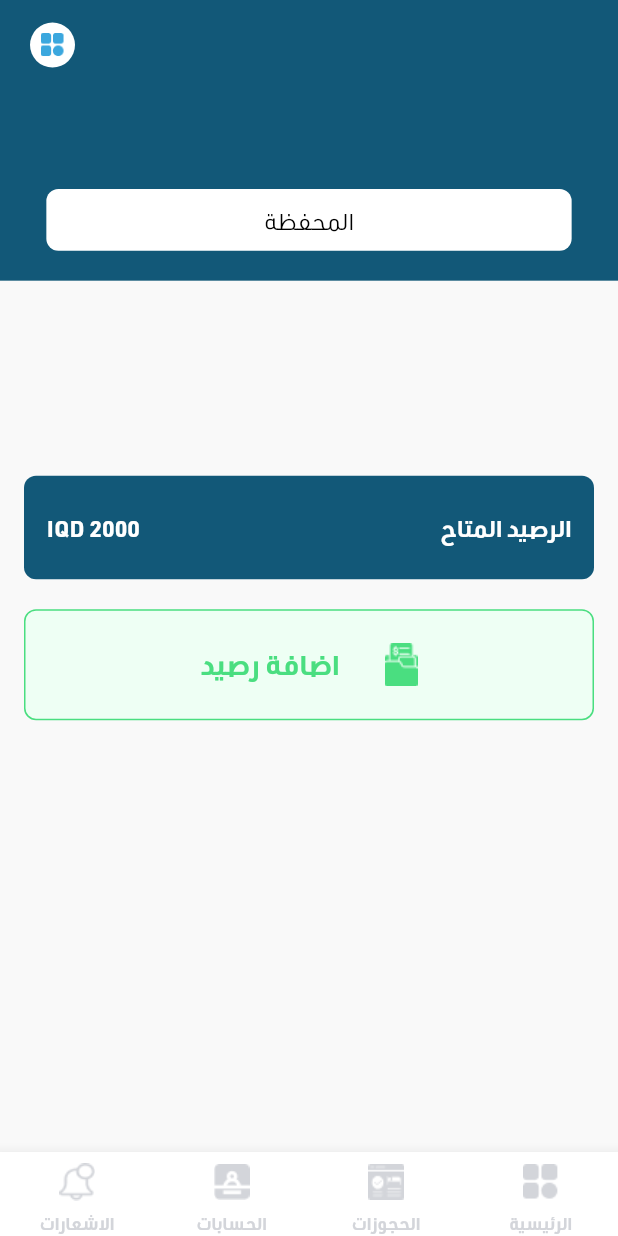
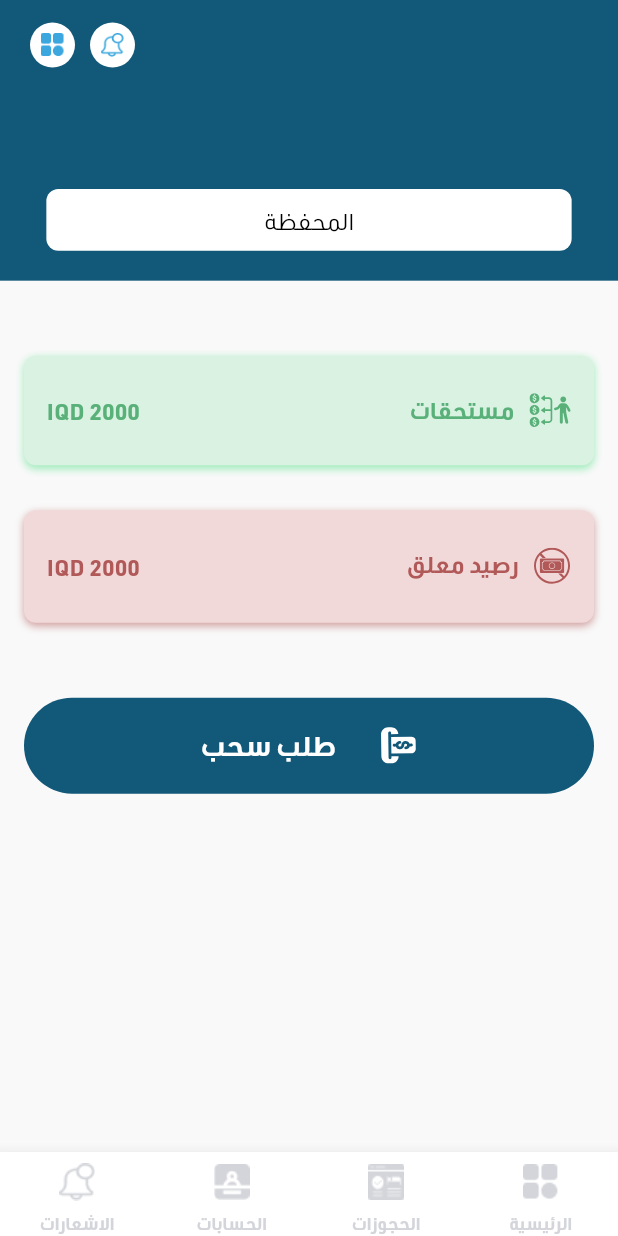
Before and after one commit to sleem2012/captian_irag, a Flutter app: the MainNavPages screen opened directly, after a tap on "المحفظة", on a phone screen of 412 x 824 dp. Run offline on Flutter 3.47's test engine with Material 3 defaults, Android fonts, the phone set to English and light mode, and no system bars; drawn by our look-alikes of animated_bottom_navigation_bar, extended_image; our stand-ins replace args, awesome_dialog, azlistview, cached_network_image, carousel_slider, connectivity_plus and 21 more; missing offline and left inert: cached_network_svg_image, syncfusion_flutter_core; accounts and stored records are empty; generated files the repository leaves out were written again; network calls fail; statements that could not run were skipped; project files that could hold a hidden picture were left out.

Commit message:
add home and wallet and calender

```diff
--- a/lib/shared/custom_header.dart
+++ b/lib/shared/custom_header.dart
@@ -12,7 +12,7 @@ import 'constants.dart';
 class CustomHeader extends StatelessWidget implements PreferredSizeWidget {
   const CustomHeader({
     super.key,
-    this.showNotification = false,
+    this.showNotification = true,
     this.showClientName = false,
     this.showClientImage = false,
     this.showTitle = false,
--- a/lib/shared/widgets/custom_button.dart
+++ b/lib/shared/widgets/custom_button.dart
@@ -17,13 +17,13 @@ class KButton extends StatelessWidget {
       this.isFlat = false,
       this.iconPath,
       this.textColor,
-      this.borderColor});
+      this.borderColor, this.bordrerRadius});
 
   final String title;
   final bool? isLoading;
   final Color? kFillColor;
   final Function() onPressed;
-  final double? width, hieght;
+  final double? width, hieght,bordrerRadius;
   final String? iconPath;
   final bool isFlat;
   final Color? textColor;
@@ -42,7 +42,7 @@ class KButton extends StatelessWidget {
             child: Container(
               decoration: BoxDecoration(
                   color: kFillColor ?? KColors.mainColor,
-                  borderRadius: BorderRadius.circular(8),
+                  borderRadius: BorderRadius.circular(bordrerRadius??8),
                   border: Border.all(color: borderColor ?? Colors.transparent)),
               width: width ?? Get.width / 1.1,
               height: hieght ?? Get.height * .064,
@@ -51,8 +51,8 @@ class KButton extends StatelessWidget {
                 mainAxisAlignment: MainAxisAlignment.center,
                 children: [
                   if (iconPath != null) ...[
-                    Image.asset(
-                      iconPath ?? '',
+                    FluxImage(
+                      imageUrl: iconPath ?? '',
                     ),
                     const SizedBox(
                       width: 30,
--- a/lib/shared/widgets/custom_radio_listtile.dart
+++ b/lib/shared/widgets/custom_radio_listtile.dart
@@ -21,7 +21,7 @@ class _CustomRadioListTileState extends State<CustomRadioListTile> {
   Widget build(BuildContext context) {
     return Column(
       children: List.generate(
-          4,
+          3,
               (index) =>
               Padding(
                 padding: const EdgeInsets.symmetric(vertical: 8.0),
--- a/lib/views/home/home_view.dart
+++ b/lib/views/home/home_view.dart
@@ -79,14 +79,14 @@ class HomeView extends StatelessWidget {
                                     )
                                   ],
                                 ),
-                                FluxImage(
+                                const FluxImage(
                                     imageUrl: "assets/images/sand_time.png")
                               ],
                             ),
                           ),
                         ),
                         Positioned(top: -Get.height * .05,
-                            child: FluxImage(
+                            child: const FluxImage(
                                 imageUrl: "assets/images/big_notification.png")),
                       ],
                     ),
@@ -95,7 +95,7 @@ class HomeView extends StatelessWidget {
                         .of(context)
                         .outLined,
                       child: Padding(
-                        padding: const EdgeInsets.symmetric(horizontal: 15.0,vertical: 12),
+                        padding: const EdgeInsets.symmetric(horizontal: 15.0,vertical: 10),
                         child: Row(
                           mainAxisAlignment: MainAxisAlignment.spaceBetween,
                           children: [
@@ -105,7 +105,7 @@ class HomeView extends StatelessWidget {
                                     .ten
                                     .copyWith(
                                     color: KColors.mainColor)),
-                            Icon(FontAwesomeIcons.sort,color: KColors.lightBlack,)
+                            const Icon(FontAwesomeIcons.sort,color: KColors.lightBlack,)
                           ],
                         ),
                       ),
--- a/lib/views/main_screen/main_screen.dart
+++ b/lib/views/main_screen/main_screen.dart
@@ -60,7 +60,7 @@ class MainNavPages extends StatelessWidget {
               appBar: CustomHeader(
                 showClientImage: mainBloc.showClientImage,
                 showClientName: mainBloc.showClientName,
-                showNotification: mainBloc.showNotification,
+                // showNotification: mainBloc.showNotification,
                 showTitle: mainBloc.showTitle,
               ),
               body: PageView(
--- a/lib/views/reservation/reservation_history.dart
+++ b/lib/views/reservation/reservation_history.dart
@@ -1,12 +1,7 @@
-import 'package:captain_iraq/shared/extensions.dart';
-import 'package:captain_iraq/shared/theme/text_theme.dart';
-import 'package:captain_iraq/shared/widgets/flux_image.dart';
 import 'package:flutter/material.dart';
 import 'package:get/get.dart';
-
-import '../../shared/small_button.dart';
+import 'package:syncfusion_flutter_datepicker/datepicker.dart';
 import '../../shared/theme/colors.dart';
-import '../../shared/theme/helper.dart';
 import '../../shared/widgets/titled_container.dart';
 
 class ReservationHistory extends StatelessWidget {
@@ -23,162 +18,76 @@ class ReservationHistory extends StatelessWidget {
             child: Container(
           color: KColors.backgroundD,
           width: double.infinity,
-          child: ListView.separated(
-              padding: EdgeInsets.only(
-                  top: 20, left: 20, right: 20, bottom: Get.height * .2),
-              itemBuilder: (context, index) => const ReservationHistoryCard(),
-              separatorBuilder: (context, index) {
-                return const SizedBox(
-                  height: 20,
-                );
-              },
-              itemCount: 4),
+          padding: EdgeInsets.symmetric(vertical: 20,horizontal: 10),
+          child: const BookingHistoryDatePicker(),
         ))
       ],
     );
   }
 }
 
-class ReservationHistoryCard extends StatelessWidget {
-  const ReservationHistoryCard({super.key});
+class BookingHistoryDatePicker extends StatefulWidget {
+  const BookingHistoryDatePicker({super.key});
+
+  @override
+  State<BookingHistoryDatePicker> createState() =>
+      _BookingHistoryDatePickerState();
+}
+
+class _BookingHistoryDatePickerState extends State<BookingHistoryDatePicker> {
+  late List<DateTime> _selectableDates;
+
+  @override
+  void initState() {
+    _selectableDates = <DateTime>[
+      DateTime(2024, 3, 8),
+      DateTime(2024, 3, 9),
+      DateTime(2024, 3, 10),
+      DateTime(2024, 3, 15),
+      DateTime(2024, 3, 18),
+    ];
+    super.initState();
+  }
 
   @override
   Widget build(BuildContext context) {
-    return Container(
-      padding: const EdgeInsets.symmetric(vertical: 15, horizontal: 10),
-      decoration: KHelper.of(context).titledContainer.copyWith(
-          border: Border.all(color: KColors.blackColor.withOpacity(.1))),
-      child: Column(
-        crossAxisAlignment: CrossAxisAlignment.start,
-        children: [
-          Row(
-            mainAxisAlignment: MainAxisAlignment.spaceBetween,
-            children: [
-              Text.rich(
-                TextSpan(
-                  children: [
-                    TextSpan(
-                        text: "رقم الحجز:" '  ',
-                        style: KTextStyle.of(context)
-                            .ten
-                            .copyWith(color: KColors.blackColor)),
-                    TextSpan(
-                      text: "1045",
-                      style: KTextStyle.of(context)
-                          .ten
-                          .copyWith(color: KColors.mainColor),
-                    ),
-                  ],
-                ),
-              ),
-              SmallButton(
-                title: "سحب التذكرة",
-                textColor: KColors.mainColor,
-                kFillColor: KColors.mainColor.withOpacity(.2),
-                hieght: Get.height * .035,
-                width: Get.width * .25,
-                iconPath: "assets/images/ticket.png",
-                onPressed: () {},
+    return SfDateRangePicker(
+      backgroundColor: KColors.whiteColor,
+      showNavigationArrow: true,
+      viewSpacing: 10,
+      enablePastDates: false,
 
-              )
-            ],
-          ),
-          18.h,
-          Row(
-            mainAxisAlignment: MainAxisAlignment.spaceBetween,
-            children: [
-              Text.rich(
-                TextSpan(
-                  children: [
-                    TextSpan(
-                        text: "اسم الراكب:" '  ',
-                        style: KTextStyle.of(context)
-                            .ten
-                            .copyWith(color: KColors.blackColor)),
-                    TextSpan(
-                      text: "سراج الدين محمد",
-                      style: KTextStyle.of(context)
-                          .ten
-                          .copyWith(color: KColors.mainColor),
-                    ),
-                  ],
-                ),
-              ),
-              SmallButton(
-                title: "الغاء الحجز",
-                textColor: KColors.boldRedColor,
-                kFillColor: KColors.redColor.withOpacity(.13),
-                hieght: Get.height * .035,
-                width: Get.width * .25,
-                iconPath: "assets/images/cancel_reserve.png",
-                onPressed: () {},
-              )
-            ],
-          ),
-          10.h,
-          Divider(
-            color: KColors.blackColor.withOpacity(.1),
-          ),
-          const Row(
-            mainAxisAlignment: MainAxisAlignment.spaceAround,
-            children: [
-              NameWithIcon(
-                iconPath: "assets/images/money_bag.png",
-                keyText: "مبلغ الحجز",
-                valueText: "200 دينار",
-              ),
-              NameWithIcon(
-                iconPath: "assets/images/money_bag.png",
-                keyText: "مبلغ التسديد",
-                valueText: "200 دينار",
-              ),
-              NameWithIcon(
-                iconPath: "assets/images/commision.png",
-                keyText: "عمولة الوكيل",
-                valueText: "50 دينار",
-              ),
-            ],
-          )
-        ],
+
+      allowViewNavigation: false,
+
+      selectableDayPredicate: (d) => false,
+      monthViewSettings: DateRangePickerMonthViewSettings(
+        blackoutDates: _selectableDates
+            .where((element) =>
+                element.difference(DateTime.now()).inHours > 48)
+            .toList(),
+        specialDates: _selectableDates
+            .where((element) =>
+                element.difference(DateTime.now()).inHours < 48)
+            .toList(),
+      ),
+
+      monthCellStyle: const DateRangePickerMonthCellStyle(
+        blackoutDateTextStyle: TextStyle(color: Colors.white,),
+        blackoutDatesDecoration: BoxDecoration(
+          shape: BoxShape.circle,
+          color: Colors.orange,
+
+        ),
+        specialDatesTextStyle: TextStyle(color: Colors.white),
+
+        specialDatesDecoration: BoxDecoration(
+          shape: BoxShape.circle,
+          color: Colors.red,
+
+
+        ),
       ),
     );
   }
 }
-
-class NameWithIcon extends StatelessWidget {
-  const NameWithIcon(
-      {super.key,
-      required this.iconPath,
-      required this.keyText,
-      required this.valueText});
-
-  final String iconPath;
-  final String keyText;
-  final String valueText;
-
-  @override
-  Widget build(BuildContext context) {
-    return Row(
-      children: [
-        FluxImage(imageUrl: iconPath),
-        5.w,
-        Column(
-          children: [
-            Text(
-              keyText,
-              style:
-                  KTextStyle.of(context).ten.copyWith(color: KColors.mainColor),
-            ),
-            2.h,
-            Text(
-              valueText,
-              style: KTextStyle.of(context)
-                  .seven
-                  .copyWith(color: KColors.blackColor.withOpacity(.42)),
-            ),
-          ],
-        )
-      ],
-    );
-  }
-}
--- a/lib/views/wallet/add_money.dart
+++ b/lib/views/wallet/add_money.dart
@@ -3,8 +3,10 @@ import 'package:captain_iraq/shared/theme/text_theme.dart';
 import 'package:captain_iraq/shared/widgets/flux_image.dart';
 import 'package:captain_iraq/shared/widgets/text_field.dart';
 import 'package:flutter/material.dart';
+import 'package:get/get.dart';
 import '../../shared/localization/trans.dart';
 import '../../shared/theme/colors.dart';
+import '../../shared/widgets/custom_button.dart';
 import '../../shared/widgets/custom_radio_listtile.dart';
 import '../../shared/widgets/titled_container.dart';
 
@@ -55,7 +57,25 @@ class AddMoneyView extends StatelessWidget {
                     30.h,
                     CustomRadioListTile(valueChanged: (int value) {
                       print(value);
-                    },)
+                    },),
+                    30.h,
+                    Padding(
+                      padding: EdgeInsets.only(bottom: Get.height * .2),
+                      child: KButton(
+                        title: "سحب الأن",
+                        onPressed: () {
+                        },
+                        kFillColor: KColors.mainColor,
+                        textColor: KColors.whiteColor,
+                        // borderColor: KColors.greenColor,
+                        hieght: 64,
+                        width: Get.width*.85,
+                        bordrerRadius: 34,
+
+
+                      ),
+                    ),
+
                   ],
                 ),
               ),
--- a/lib/views/wallet/wallet_view.dart
+++ b/lib/views/wallet/wallet_view.dart
@@ -26,23 +26,38 @@ class WalletView extends StatelessWidget {
             padding: const EdgeInsets.symmetric(horizontal: 16),
             child: Column(
               children: [
-                130.h ,
-                     const ClientWalletCard(),
-
-                20.h,
+                50.h,
+                const CustomWalletCard(
+                    mainColor: Color(0xff59B179),
+                    backColor: Color(0xffD9F2E2),
+                    shadowColor: Color(0x894ADE80),
+                    keyText: 'مستحقات',
+                    valueText: 'IQD 2000',
+                    image: 'assets/images/mostakat.svg'),
+                30.h,
+                const CustomWalletCard(
+                    mainColor: Color(0xFFB15959),
+                    backColor: Color(0xFFF2D9D9),
+                    shadowColor: Color(0x93B15959),
+                    keyText: 'رصيد معلق',
+                    valueText: 'IQD 2000',
+                    image: 'assets/images/rassed_moalq.svg'),
+                50.h,
                 Padding(
                   padding: EdgeInsets.only(bottom: Get.height * .2),
                   child: KButton(
-                    title: "اضافة رصيد",
+                    title: "طلب سحب",
                     onPressed: () {
                       NavHelper.of(context).navigateAddMoney;
                     },
-                    kFillColor: KColors.lightGreen,
-                    iconPath: "assets/images/wallet.png",
-                    textColor: KColors.greenColor,
-                    borderColor: KColors.greenColor,
-                    hieght: 74,
+                    kFillColor: KColors.mainColor,
+                    iconPath: "assets/images/withdraw_request.svg",
+                    textColor: KColors.whiteColor,
+                    // borderColor: KColors.greenColor,
+                    hieght: 64,
                     width: double.infinity,
+                    bordrerRadius: 34,
+
                   ),
                 ),
               ],
@@ -54,68 +69,49 @@ class WalletView extends StatelessWidget {
   }
 }
 
-class ClientWalletCard extends StatelessWidget {
-  const ClientWalletCard({super.key});
-
-  @override
-  Widget build(BuildContext context) {
-    return Container(
-      decoration: BoxDecoration(
-        color: KColors.mainColor,
-        borderRadius: BorderRadius.circular(8),
-      ),
-      padding: const EdgeInsets.symmetric(horizontal: 15, vertical: 24),
-      child: Row(
-        mainAxisAlignment: MainAxisAlignment.spaceBetween,
-        children: [
-          Text(
-            "الرصيد المتاح",
-            style: KTextStyle.of(context).fifteen,
-          ),
-          Text(
-            "IQD 2000",
-            style: KTextStyle.of(context).fifteen,
-          ),
-        ],
-      ),
-    );
-  }
-}
-
 class CustomWalletCard extends StatelessWidget {
   const CustomWalletCard(
       {super.key,
       required this.mainColor,
+      required this.backColor,
+      required this.shadowColor,
       required this.keyText,
       required this.valueText,
-      required this.image});
+      required this.image,});
 
-  final Color mainColor;
+  final Color mainColor,backColor,shadowColor;
   final String keyText, valueText, image;
 
   @override
   Widget build(BuildContext context) {
     return Container(
       decoration: BoxDecoration(
-          color: mainColor.withOpacity(.18),
+          color:backColor,
           borderRadius: BorderRadius.circular(8),
-          border: Border.all(color: mainColor)),
-      padding: const EdgeInsets.symmetric(horizontal: 15, vertical: 10),
+          boxShadow: [
+            BoxShadow(
+              color: shadowColor,
+              blurRadius: 4,
+              offset: const Offset(0, 2),
+              spreadRadius: 0,
+            )
+          ]),
+      padding: const EdgeInsets.symmetric(horizontal: 15, vertical: 25),
       child: Row(
         mainAxisAlignment: MainAxisAlignment.spaceBetween,
         children: [
-          Column(
+          Row(
             crossAxisAlignment: CrossAxisAlignment.start,
             children: [
+              FluxImage(
+                imageUrl: image,
+                color: mainColor,
+              ),
+              10.w,
               Text(
                 keyText,
                 style:
                     KTextStyle.of(context).fifteen.copyWith(color: mainColor),
-              ),
-              3.h,
-              FluxImage(
-                imageUrl: image,
-                color: mainColor,
               ),
             ],
           ),
```
Also changed, not shown: assets/images/mostakat.svg (added), assets/images/rassed_moalq.svg (added), assets/images/withdraw_request.svg (added).
